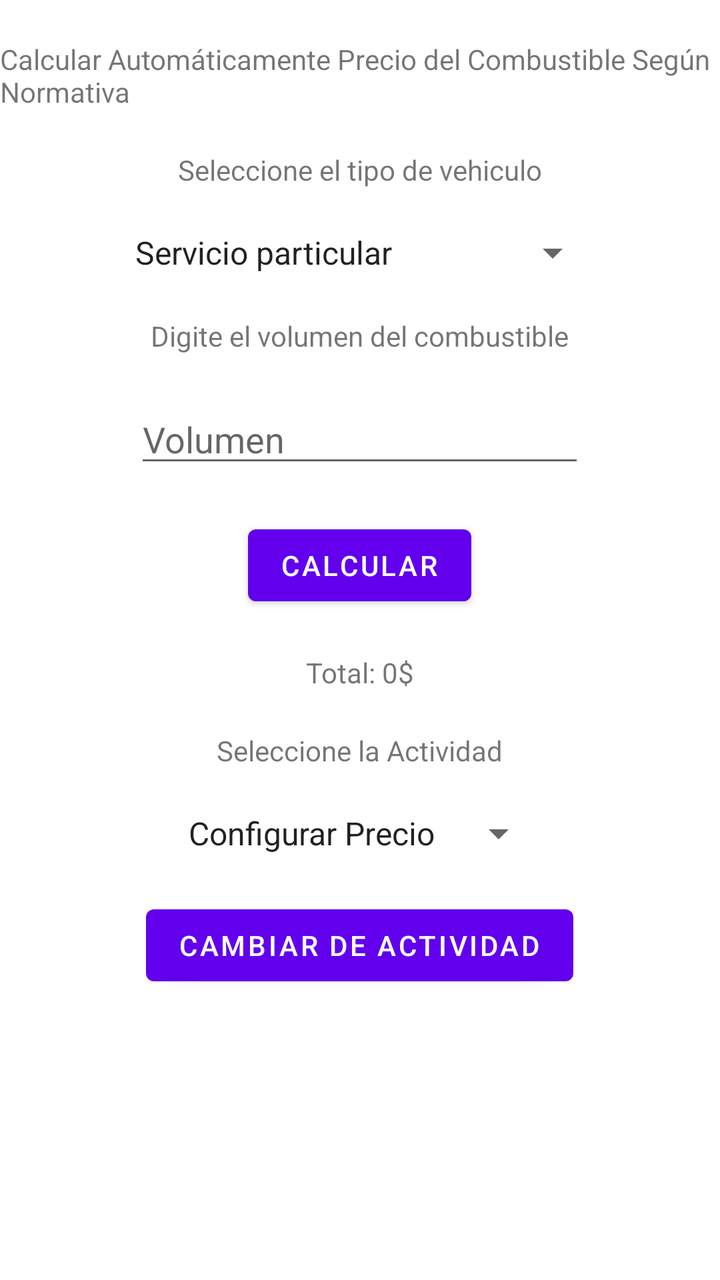
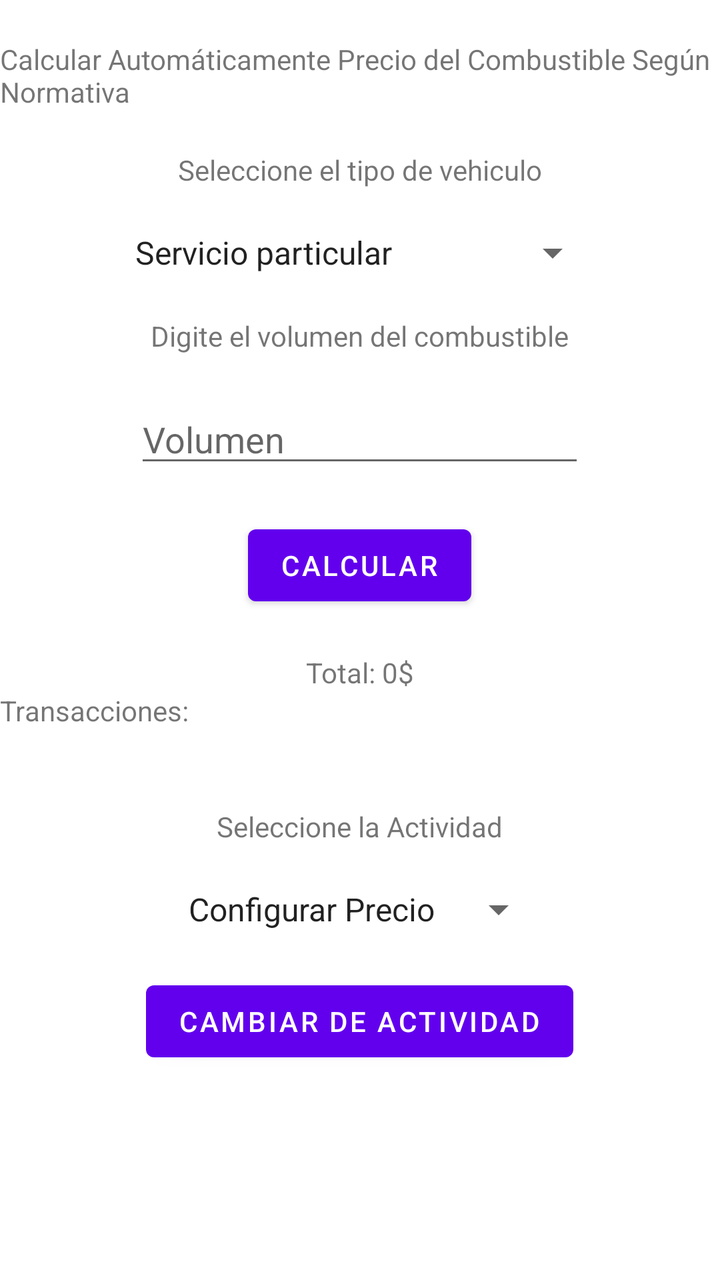

Two renders of the same Android screen: before a commit and after it. Below are the layout's source before the change and the commit's diff.
<!-- AndroidManifest.xml: application theme Theme.PlataformaDeGestionDeCombustibles -->
<!-- res/layout/activity_price_calculator.xml -->
<?xml version="1.0" encoding="utf-8"?>
<LinearLayout xmlns:android="http://schemas.android.com/apk/res/android"
    xmlns:tools="http://schemas.android.com/tools"
    android:id="@+id/main"
    android:layout_width="match_parent"
    android:layout_height="match_parent"
    android:orientation="vertical"
    tools:context=".PriceCalculatorActivity">

    <TextView
        android:layout_width="wrap_content"
        android:layout_height="wrap_content"
        android:text="@string/tituloCalcular"
        android:layout_marginTop="20dp"
        android:layout_gravity="center"
        />

    <TextView
        android:layout_width="wrap_content"
        android:layout_height="wrap_content"
        android:text="@string/vehiculo"
        android:layout_gravity="center"
        android:layout_marginTop="20dp"
        />

    <Spinner
        android:layout_width="wrap_content"
        android:layout_height="wrap_content"
        android:id="@+id/tipos"
        android:layout_marginTop="20dp"
        android:layout_gravity="center"
        android:entries="@array/tipos"
        />

    <TextView
        android:layout_width="wrap_content"
        android:layout_height="wrap_content"
        android:text="@string/editarCombustible"
        android:layout_marginTop="20dp"
        android:layout_gravity="center"
        />

    <EditText
        android:layout_width="225dp"
        android:layout_height="wrap_content"
        android:id="@+id/combustible"
        android:layout_marginTop="20dp"
        android:layout_gravity="center"
        android:inputType="number"
        android:hint="@string/combustible"
        />

    <Button
        android:layout_width="wrap_content"
        android:layout_height="wrap_content"
        android:id="@+id/btnCalcular"
        android:onClick="onSendCalculate"
        android:layout_marginTop="20dp"
        android:layout_gravity="center"
        android:text="@string/btnCalcular"
        />

    <TextView
        android:layout_width="wrap_content"
        android:layout_height="wrap_content"
        android:id="@+id/total"
        android:text="@string/total"
        android:layout_marginTop="20dp"
        android:layout_gravity="center"
        />

    <TextView
        android:layout_width="wrap_content"
        android:layout_height="wrap_content"
        android:text="@string/actividad"
        android:layout_marginTop="20dp"
        android:layout_gravity="center"
        />

    <Spinner
        android:layout_width="wrap_content"
        android:layout_height="wrap_content"
        android:id="@+id/actividades"
        android:entries="@array/actividades"
        android:layout_marginTop="20dp"
        android:layout_gravity="center"
        />

    <Button
        android:layout_width="wrap_content"
        android:layout_height="wrap_content"
        android:id="@+id/btnCambiar"
        android:text="@string/btnCambiar"
        android:layout_marginTop="20dp"
        android:layout_gravity="center"
        android:onClick="onChangeActivity"
        />

</LinearLayout>
<!-- resources referenced by this layout -->
<resources>
  <string-array name="actividades">
          <item>Configurar Precio</item>
          <item>Calcular Precio</item>
      </string-array>
  <string-array name="tipos">
          <item>Servicio particular</item>
          <item>Oficiales</item>
          <item>Diplomáticos</item>
          <item>Camperos y Cuatrimotos</item>
      </string-array>
  <string name="actividad">Seleccione la Actividad</string>
  <string name="btnCalcular">Calcular</string>
  <string name="btnCambiar">Cambiar de Actividad</string>
  <string name="combustible">Volumen</string>
  <string name="editarCombustible">Digite el volumen del combustible</string>
  <string name="tituloCalcular">Calcular Automáticamente Precio del Combustible Según Normativa</string>
  <string name="total">Total: 0$</string>
  <string name="vehiculo">Seleccione el tipo de vehiculo</string>
  <style name="Theme.PlataformaDeGestionDeCombustibles" parent="Theme.MaterialComponents.DayNight.DarkActionBar">
          
          <item name="colorPrimary">@color/purple_500</item>
          <item name="colorPrimaryVariant">@color/purple_700</item>
          <item name="colorOnPrimary">@color/white</item>
          
          <item name="colorSecondary">@color/teal_200</item>
          <item name="colorSecondaryVariant">@color/teal_700</item>
          <item name="colorOnSecondary">@color/black</item>
          
          <item name="android:statusBarColor">?attr/colorPrimaryVariant</item>
          
      </style>
  <color name="purple_500">#FF6200EE</color>
  <color name="purple_700">#FF3700B3</color>
  <color name="white">#FFFFFFFF</color>
  <color name="teal_200">#FF03DAC5</color>
  <color name="teal_700">#FF018786</color>
  <color name="black">#FF000000</color>
</resources>

<!-- the commit's change to res/layout/activity_price_calculator.xml (unified diff, before → after) -->
@@ -72,6 +72,19 @@
     <TextView
         android:layout_width="wrap_content"
         android:layout_height="wrap_content"
+        android:text="@string/transacciones"
+        />
+
+    <TextView
+        android:layout_width="wrap_content"
+        android:layout_height="wrap_content"
+        android:id="@+id/textoTransacciones"
+        android:text=""
+        />
+
+    <TextView
+        android:layout_width="wrap_content"
+        android:layout_height="wrap_content"
         android:text="@string/actividad"
         android:layout_marginTop="20dp"
         android:layout_gravity="center"
<!-- resource entries referenced after the edit -->
@@ -17,6 +17,7 @@
   <string name="editarCombustible">Digite el volumen del combustible</string>
   <string name="tituloCalcular">Calcular Automáticamente Precio del Combustible Según Normativa</string>
   <string name="total">Total: 0$</string>
+  <string name="transacciones">Transacciones:</string>
   <string name="vehiculo">Seleccione el tipo de vehiculo</string>
   <style name="Theme.PlataformaDeGestionDeCombustibles" parent="Theme.MaterialComponents.DayNight.DarkActionBar">
           
